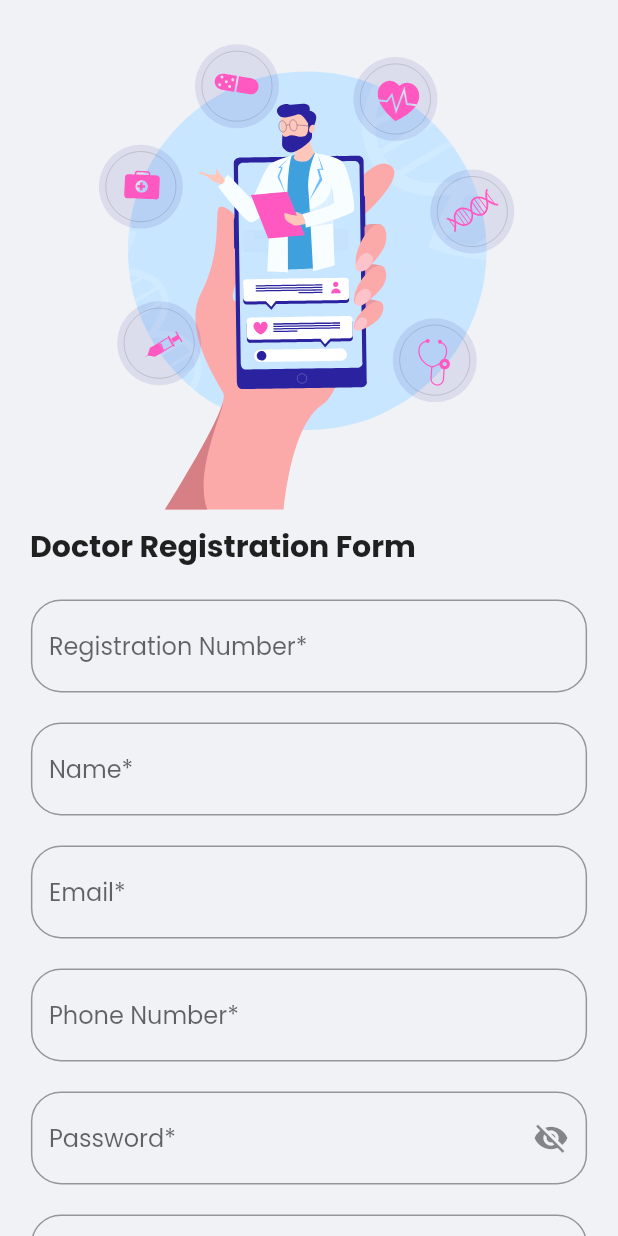
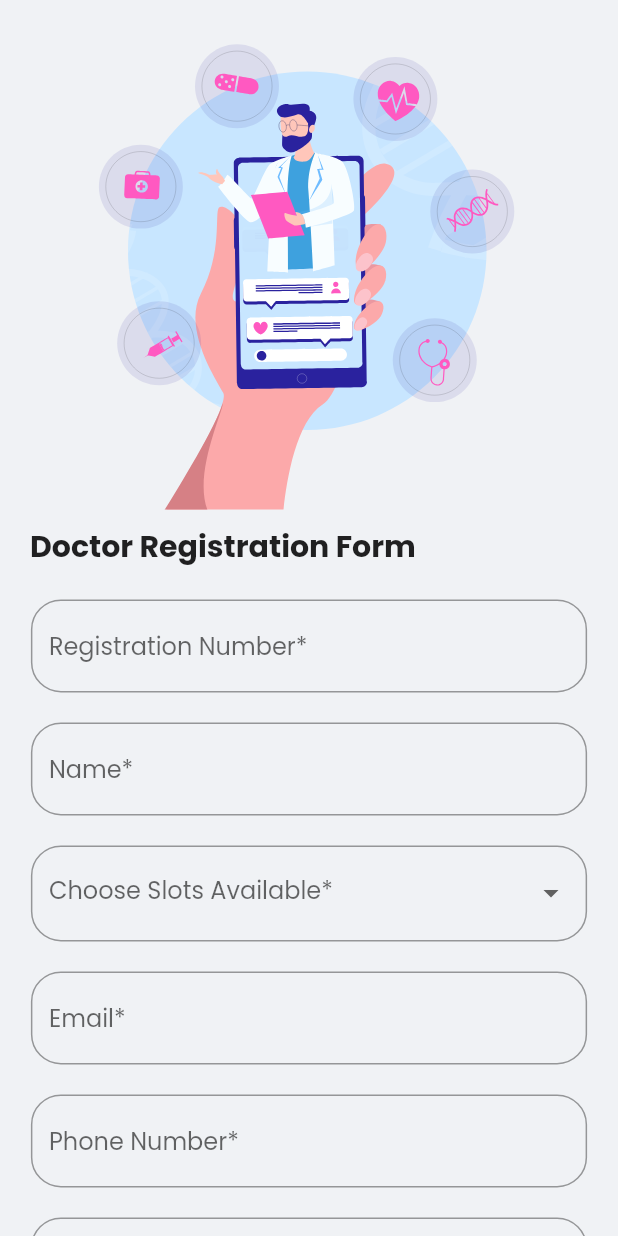
Before and after one commit to SamwitAdhikary/EZHEALTH-Medical-App, a Flutter app: the DoctorRegistrationScreen screen opened directly, on a phone screen of 412 x 824 dp. Run offline on Flutter 3.47's test engine with Material 2 defaults, Android fonts, the phone set to English and light mode, and no system bars; our stand-ins replace carousel_slider, firebase_auth, firebase_core, firebase_database, font_awesome_flutter, google_fonts and 4 more; missing offline and left inert: auto_size_text_pk, razorpay_flutter; accounts and stored records are empty; network calls fail.

```diff
--- a/ezhealth_app/lib/testScreens/doctorRegisterScreen/doctor_registration_screen.dart
+++ b/ezhealth_app/lib/testScreens/doctorRegisterScreen/doctor_registration_screen.dart
@@ -34,6 +34,7 @@ class _DoctorRegistrationScreenState extends State<DoctorRegistrationScreen> {
   String phoneText;
   String passwordText;
   String confirmPasswordText;
+  String _chosenValue;
 
   final _auth = FirebaseAuth.instance;
 
@@ -364,6 +365,37 @@ class _DoctorRegistrationScreenState extends State<DoctorRegistrationScreen> {
                           height: 20,
                         ),
 
+                        //! Gender
+                        DropdownButtonFormField(
+                          decoration: InputDecoration(
+                            label: Text("Choose Slots Available*"),
+                            border: OutlineInputBorder(
+                              borderRadius: BorderRadius.circular(20),
+                            ),
+                          ),
+                          validator: (value) =>
+                              value == null ? 'Field must not be empty' : null,
+                          isExpanded: true,
+                          value: _chosenValue,
+                          items: [
+                            'Male',
+                            'Female',
+                          ].map<DropdownMenuItem<String>>((String value) {
+                            return DropdownMenuItem<String>(
+                              value: value,
+                              child: Text(value),
+                            );
+                          }).toList(),
+                          onChanged: (String value) {
+                            setState(() {
+                              _chosenValue = value;
+                            });
+                          },
+                        ),
+                        SizedBox(
+                          height: 20,
+                        ),
+
                         //! Email
                         TextFormField(
                           decoration: InputDecoration(
--- a/ezhealth_app/lib/testScreens/user/doctor_section/book_appointment.dart
+++ b/ezhealth_app/lib/testScreens/user/doctor_section/book_appointment.dart
@@ -1,5 +1,4 @@
 import 'dart:convert';
-
 import 'package:ezhealth_app/config/palette.dart';
 import 'package:flutter/cupertino.dart';
 import 'package:flutter/material.dart';
```
Also changed, not shown: ezhealth_app/lib/main.dart (+2 -42 lines), ezhealth_app/lib/testScreens/user/doctor_section/about_doctor.dart (+8 -2 lines), ezhealth_app/lib/testScreens/user/doctor_section/all_available_doctors.dart (+8 -3 lines), ezhealth_app/lib/testScreens/user/user_dashboard/user_home.dart (+10 -3 lines), ezhealth_app/assets/images/doctor-male.png (added), 4 other files.
